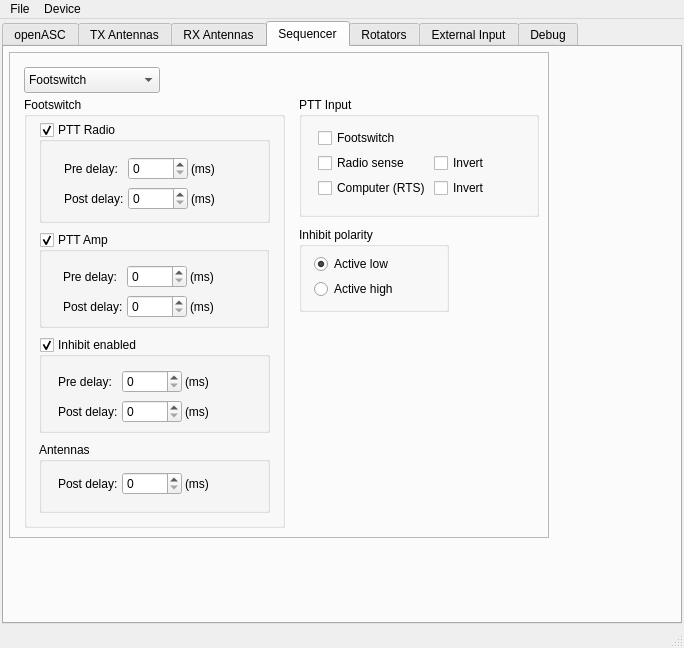
This is c/openASC_Configurator/ui/mainwindow.ui in thegeek82000/openasc as Qt 5 draws it before an edit. The edited form follows.
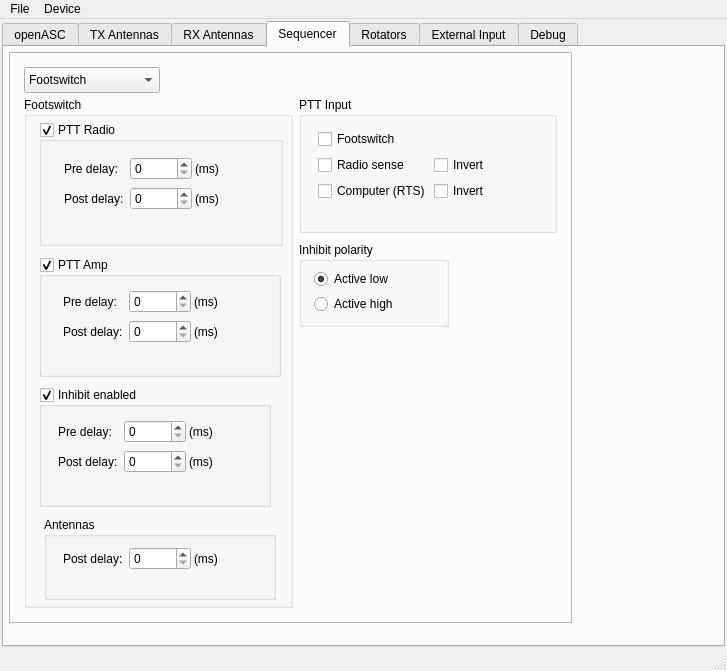
This is the edited form. The open tabs and pages were chosen to show the change.

Diff of the .ui file:
```diff
--- a/c/openASC_Configurator/ui/mainwindow.ui
+++ b/c/openASC_Configurator/ui/mainwindow.ui
@@ -6,8 +6,8 @@
    <rect>
     <x>0</x>
     <y>0</y>
-    <width>684</width>
-    <height>648</height>
+    <width>727</width>
+    <height>671</height>
    </rect>
   </property>
   <property name="windowTitle">
@@ -26,6 +26,12 @@
     </property>
     <item row="0" column="0">
      <widget class="QTabWidget" name="tabWidgetSettings">
+      <property name="sizePolicy">
+       <sizepolicy hsizetype="Minimum" vsizetype="Minimum">
+        <horstretch>0</horstretch>
+        <verstretch>0</verstretch>
+       </sizepolicy>
+      </property>
       <property name="tabShape">
        <enum>QTabWidget::Rounded</enum>
       </property>
@@ -1555,8 +1561,8 @@
          <rect>
           <x>5</x>
           <y>5</y>
-          <width>540</width>
-          <height>486</height>
+          <width>563</width>
+          <height>571</height>
          </rect>
         </property>
         <property name="frameShape">
@@ -1570,8 +1576,8 @@
           <rect>
            <x>15</x>
            <y>45</y>
-           <width>261</width>
-           <height>431</height>
+           <width>269</width>
+           <height>511</height>
           </rect>
          </property>
          <property name="title">
@@ -1591,8 +1597,8 @@
            <rect>
             <x>15</x>
             <y>25</y>
-            <width>231</width>
-            <height>101</height>
+            <width>244</width>
+            <height>124</height>
            </rect>
           </property>
           <property name="title">
@@ -1609,7 +1615,7 @@
             <rect>
              <x>21</x>
              <y>27</y>
-             <width>196</width>
+             <width>202</width>
              <height>70</height>
             </rect>
            </property>
@@ -1687,9 +1693,9 @@
           <property name="geometry">
            <rect>
             <x>15</x>
-            <y>135</y>
-            <width>230</width>
-            <height>96</height>
+            <y>160</y>
+            <width>242</width>
+            <height>120</height>
            </rect>
           </property>
           <property name="title">
@@ -1703,7 +1709,7 @@
             <rect>
              <x>20</x>
              <y>25</y>
-             <width>196</width>
+             <width>202</width>
              <height>70</height>
             </rect>
            </property>
@@ -1781,9 +1787,9 @@
           <property name="geometry">
            <rect>
             <x>15</x>
-            <y>240</y>
-            <width>231</width>
-            <height>96</height>
+            <y>290</y>
+            <width>232</width>
+            <height>120</height>
            </rect>
           </property>
           <property name="title">
@@ -1797,7 +1803,7 @@
             <rect>
              <x>15</x>
              <y>25</y>
-             <width>196</width>
+             <width>202</width>
              <height>70</height>
             </rect>
            </property>
@@ -1874,10 +1880,10 @@
          <widget class="QGroupBox" name="groupBoxSequencerAntenna">
           <property name="geometry">
            <rect>
-            <x>15</x>
-            <y>345</y>
-            <width>231</width>
-            <height>71</height>
+            <x>20</x>
+            <y>420</y>
+            <width>232</width>
+            <height>83</height>
            </rect>
           </property>
           <property name="title">
@@ -1888,7 +1894,7 @@
             <rect>
              <x>15</x>
              <y>25</y>
-             <width>196</width>
+             <width>202</width>
              <height>33</height>
             </rect>
            </property>
@@ -1951,8 +1957,8 @@
           <rect>
            <x>290</x>
            <y>45</y>
-           <width>240</width>
-           <height>120</height>
+           <width>258</width>
+           <height>136</height>
           </rect>
          </property>
          <property name="title">
@@ -1963,8 +1969,8 @@
            <rect>
             <x>15</x>
             <y>25</y>
-            <width>217</width>
-            <height>83</height>
+            <width>228</width>
+            <height>86</height>
            </rect>
           </property>
           <layout class="QGridLayout" name="gridLayout_9">
@@ -2010,7 +2016,7 @@
          <property name="geometry">
           <rect>
            <x>290</x>
-           <y>175</y>
+           <y>190</y>
            <width>150</width>
            <height>85</height>
           </rect>
@@ -3014,8 +3020,8 @@
     <rect>
      <x>0</x>
      <y>0</y>
-     <width>684</width>
-     <height>23</height>
+     <width>727</width>
+     <height>27</height>
     </rect>
    </property>
    <widget class="QMenu" name="menuDevice">
```
Left out of the diff: 56 changed lines with no effect on the pictures.
